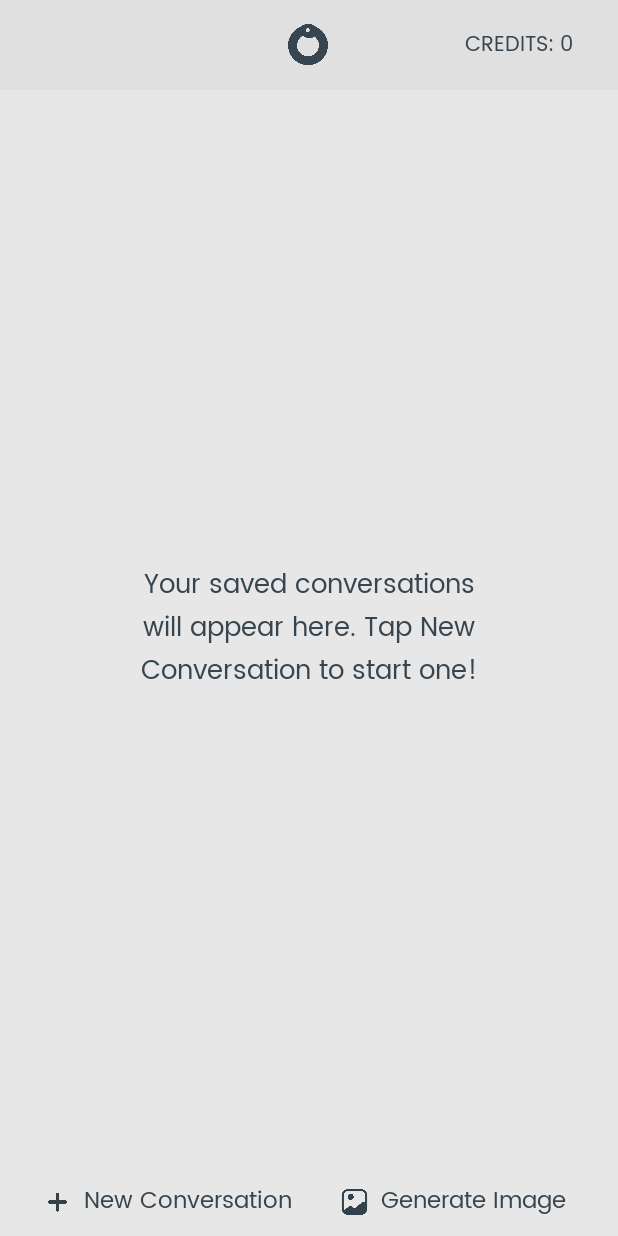
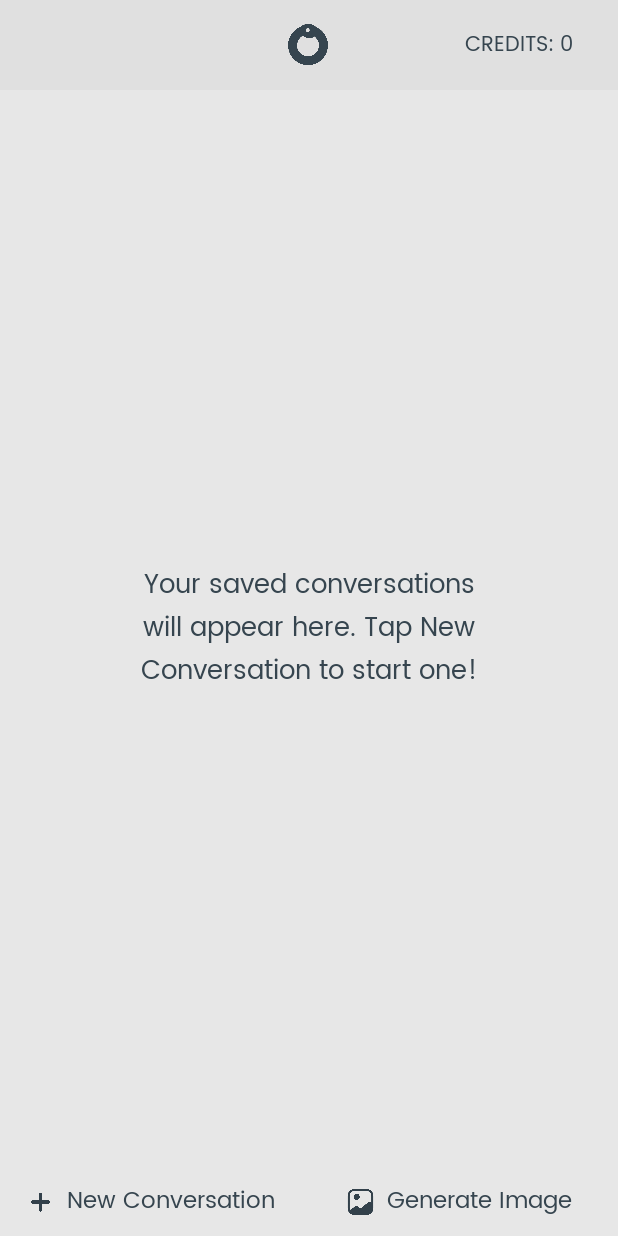
Before and after one commit to omk88/ouroborosAI, an Android app: the screen it shows after launch once a user with an empty profile is signed in (MainActivity), on a phone screen of 412 x 824 dp. Run offline under Robolectric (Android 15) with nearby library versions, the phone set to English and light mode, and no system bars; our stand-ins replace Firebase (no records; nobody signed in at launch, a user with empty details on screens opened directly); libraries missing offline, so code that uses them is left out: com.android.billingclient; pictures from the network do not load; 1 statement that could not run was skipped.

Commit message:
Bug Fixes

```diff
--- a/AIMobileApp/app/src/main/java/com/ouroboros/aimobileapp/SplashActivity.kt
+++ b/AIMobileApp/app/src/main/java/com/ouroboros/aimobileapp/SplashActivity.kt
@@ -1,27 +1,59 @@
 package com.ouroboros.aimobileapp
 
 import android.content.Intent
+import android.graphics.drawable.Drawable
 import android.os.Bundle
 import android.os.Handler
 import android.os.Looper
+import android.view.View
 import android.widget.ImageView
 import androidx.appcompat.app.AppCompatActivity
+import androidx.vectordrawable.graphics.drawable.Animatable2Compat
 import com.bumptech.glide.Glide
+import com.bumptech.glide.load.engine.GlideException
+import com.bumptech.glide.load.resource.gif.GifDrawable
+import com.bumptech.glide.request.RequestListener
+
+import com.bumptech.glide.load.DataSource
+import com.bumptech.glide.request.target.CustomTarget
+import com.bumptech.glide.request.target.Target
+import com.bumptech.glide.request.transition.Transition
+
 
 class SplashActivity : AppCompatActivity() {
     override fun onCreate(savedInstanceState: Bundle?) {
         super.onCreate(savedInstanceState)
         setContentView(R.layout.activity_splash)
 
-        val imageView: ImageView = findViewById(R.id.anim_logo)
+        val animImageView: ImageView = findViewById(R.id.anim_logo)
+        val fixedImageView: ImageView = findViewById(R.id.fixed_logo)
 
         Glide.with(this)
             .asGif()
             .load(R.drawable.anim_logo)
-            .into(imageView)
+            .listener(object : RequestListener<GifDrawable> {
+                override fun onLoadFailed(e: GlideException?, model: Any?, target: Target<GifDrawable>?, isFirstResource: Boolean): Boolean {
+                    return false
+                }
+
+                override fun onResourceReady(resource: GifDrawable?, model: Any?, target: Target<GifDrawable>?, dataSource: DataSource?, isFirstResource: Boolean): Boolean {
+                    resource?.setLoopCount(1)
+                    resource?.registerAnimationCallback(object : Animatable2Compat.AnimationCallback() {
+                        override fun onAnimationEnd(drawable: Drawable?) {
+                            fixedImageView.visibility = View.VISIBLE
+                            animImageView.visibility = View.GONE
+                        }
+                    })
+                    return false
+                }
+            })
+            .into(animImageView)
+
+
 
         Handler(Looper.getMainLooper()).postDelayed({
             val intent = Intent(this, MainActivity::class.java)
+            intent.putExtra("splash", "splash")
             startActivity(intent)
             overridePendingTransition(R.anim.fade_in, R.anim.fade_out_2)
             finish()
--- a/AIMobileApp/app/src/main/res/layout/activity_main.xml
+++ b/AIMobileApp/app/src/main/res/layout/activity_main.xml
@@ -82,17 +82,18 @@
         </LinearLayout>
 
         <LinearLayout
+            android:weightSum="2"
             android:gravity="center"
             android:id="@+id/linearLayout23"
             android:layout_width="match_parent"
             android:layout_height="45dp">
 
             <LinearLayout
+                android:gravity="center"
+                android:layout_weight="1"
                 android:id="@+id/button_start_activity"
-                android:layout_width="wrap_content"
-                android:layout_height="wrap_content">
-
-
+                android:layout_width="0dp"
+                android:layout_height="match_parent">
 
                 <ImageView
                     android:id="@+id/plus"
@@ -102,7 +103,6 @@
                     android:src="@drawable/plus" />
 
                 <TextView
-                    android:layout_marginRight="5dp"
                     android:fontFamily="@font/poppins_regular"
                     android:id="@+id/newConvo"
                     android:layout_width="wrap_content"
@@ -116,12 +116,13 @@
             </LinearLayout>
 
             <LinearLayout
+                android:gravity="center"
+                android:layout_weight="1"
                 android:id="@+id/generateImg"
-                android:layout_width="wrap_content"
-                android:layout_height="wrap_content">
+                android:layout_width="0dp"
+                android:layout_height="match_parent">
 
                 <ImageView
-                    android:layout_marginLeft="5dp"
                     android:id="@+id/image"
                     android:layout_width="35dp"
                     android:layout_height="match_parent"
--- a/AIMobileApp/app/src/main/res/layout/image_item.xml
+++ b/AIMobileApp/app/src/main/res/layout/image_item.xml
@@ -13,7 +13,6 @@
         android:paddingRight="10dp"
         android:paddingBottom="10dp"
         android:clipChildren="false"
-        android:clipToPadding="false"
         android:layout_width="match_parent"
         android:layout_height="0dp"
         android:orientation="vertical">
@@ -21,7 +20,6 @@
         <LinearLayout
             android:weightSum="2"
             android:clipChildren="false"
-            android:clipToPadding="false"
             android:layout_width="match_parent"
             android:layout_height="160dp"
             android:orientation="horizontal">
@@ -30,7 +28,6 @@
                 android:gravity="center"
                 android:layout_weight="1"
                 android:clipChildren="false"
-                android:clipToPadding="false"
                 android:layout_width="0dp"
                 android:layout_height="match_parent"
                 android:orientation="horizontal">
@@ -63,7 +60,6 @@
                 android:gravity="center"
                 android:layout_weight="1"
                 android:clipChildren="false"
-                android:clipToPadding="false"
                 android:layout_width="0dp"
                 android:layout_height="match_parent"
                 android:orientation="horizontal">
```
Also changed, not shown: AIMobileApp/app/src/main/java/com/ouroboros/aimobileapp/AIChat.kt (+14 -12 lines), AIMobileApp/app/src/main/java/com/ouroboros/aimobileapp/ConversationAdapter.kt (+31 -2 lines), AIMobileApp/app/src/main/java/com/ouroboros/aimobileapp/ImageActivity.kt (+44 -7 lines), AIMobileApp/app/src/main/java/com/ouroboros/aimobileapp/MainActivity.kt (+15 -6 lines), AIMobileApp/app/src/main/java/com/ouroboros/aimobileapp/MessageArrayAdapter.kt (+5 -5 lines), AIMobileApp/app/src/main/res/layout/activity_splash.xml (+13 -1 lines), AIMobileApp/app/src/main/res/drawable/fixed_logo.png (added).
